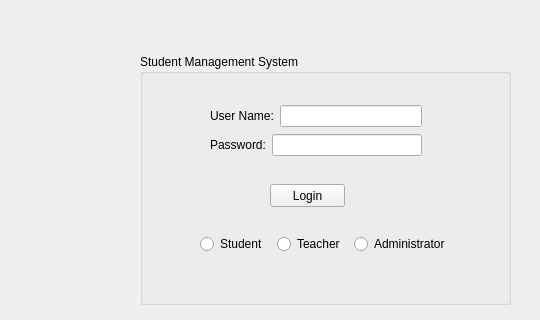
HHHHHunger98/Qt_musicplayer, file StudentInfoSystem/studentinfosystem.ui: the form before one commit; both pictures show x 0 to 540 and y 86 to 406 of the 712 by 581 pixel window.
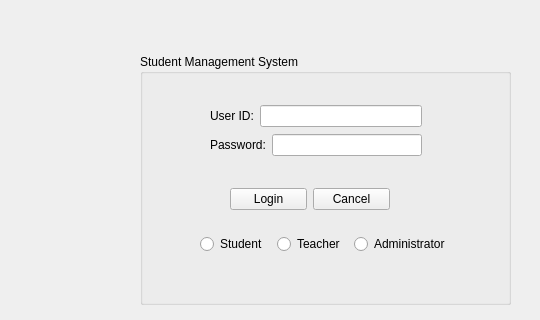
The form after the commit.

Commit message: database singleton implemented, UI for student login implemented, reshow the system UI when logging out implemented

```diff
--- a/StudentInfoSystem/studentinfosystem.ui
+++ b/StudentInfoSystem/studentinfosystem.ui
@@ -26,19 +26,6 @@
     <property name="title">
      <string>Student Management System</string>
     </property>
-    <widget class="QPushButton" name="pushButton_Login">
-     <property name="geometry">
-      <rect>
-       <x>130</x>
-       <y>130</y>
-       <width>75</width>
-       <height>23</height>
-      </rect>
-     </property>
-     <property name="text">
-      <string>Login</string>
-     </property>
-    </widget>
     <widget class="QWidget" name="layoutWidget">
      <property name="geometry">
       <rect>
@@ -54,7 +41,7 @@
         <item>
          <widget class="QLabel" name="label_Username">
           <property name="text">
-           <string>User Name:</string>
+           <string>User ID:</string>
           </property>
          </widget>
         </item>
@@ -79,7 +66,7 @@
       </item>
      </layout>
     </widget>
-    <widget class="QWidget" name="">
+    <widget class="QWidget" name="layoutWidget">
      <property name="geometry">
       <rect>
        <x>60</x>
@@ -112,6 +99,32 @@
       </item>
      </layout>
     </widget>
+    <widget class="QWidget" name="horizontalLayoutWidget">
+     <property name="geometry">
+      <rect>
+       <x>90</x>
+       <y>130</y>
+       <width>160</width>
+       <height>31</height>
+      </rect>
+     </property>
+     <layout class="QHBoxLayout" name="horizontalLayout_Buttons">
+      <item>
+       <widget class="QPushButton" name="pushButton_Login">
+        <property name="text">
+         <string>Login</string>
+        </property>
+       </widget>
+      </item>
+      <item>
+       <widget class="QPushButton" name="pushButton_Cancel">
+        <property name="text">
+         <string>Cancel</string>
+        </property>
+       </widget>
+      </item>
+     </layout>
+    </widget>
    </widget>
   </widget>
   <widget class="QMenuBar" name="menubar">
```
Left out of the diff: 10 changed lines with no effect on the pictures. The commit also changes 32 other files.
